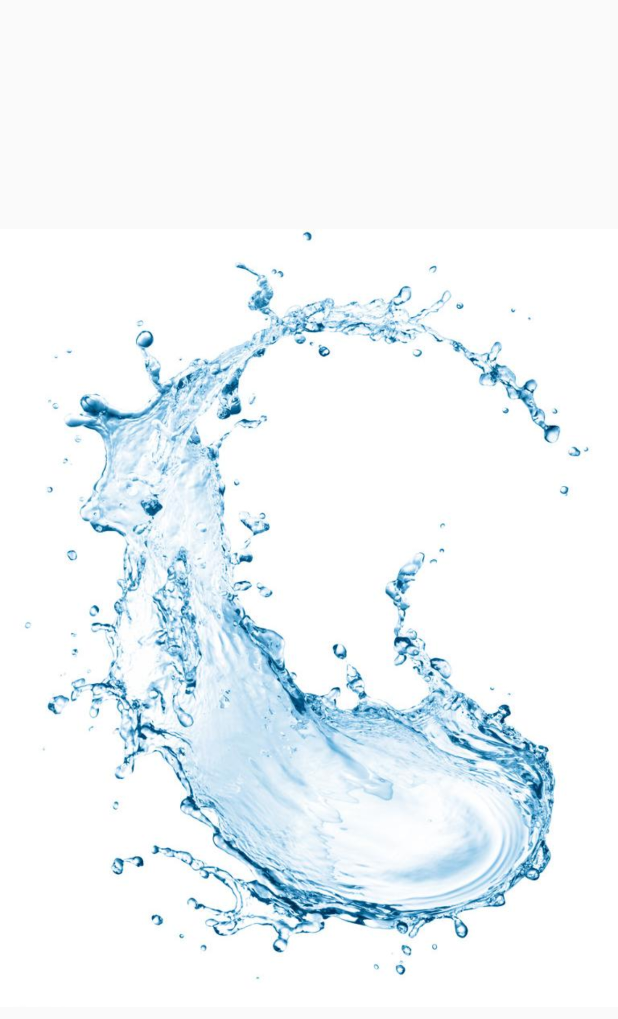
After one commit to chuge9527/BrandPDAapp, an Android app: the WelcomeActivity screen opened directly, with no data from a screen before it, on a phone screen of 412 x 824 dp. The commit adds this screen. Shown: the top 1019 px of the screen. Run offline under Robolectric (Android 15) with nearby library versions, the phone set to English and light mode, and no system bars; 1 statement that could not run was skipped.

Commit message:
原先的PDA功能

```diff
--- a/app/src/main/java/com/wayzim/wayzimpda/LoginActivity.java
+++ b/app/src/main/java/com/wayzim/wayzimpda/LoginActivity.java
@@ -5,6 +5,7 @@ import androidx.appcompat.app.AppCompatActivity;
 import android.content.Intent;
 import android.os.Bundle;
 import android.view.View;
+import android.view.Window;
 import android.widget.Button;
 import android.widget.Toast;
 
@@ -13,6 +14,9 @@ public class LoginActivity extends AppCompatActivity {
 
     @Override
     protected void onCreate(Bundle savedInstanceState) {
+        if (getSupportActionBar()!=null){
+            getSupportActionBar().hide();
+        }
         super.onCreate(savedInstanceState);
         setContentView(R.layout.activity_login);
 
--- a/app/src/main/java/com/wayzim/wayzimpda/Outstore1Activity.java
+++ b/app/src/main/java/com/wayzim/wayzimpda/Outstore1Activity.java
@@ -37,7 +37,7 @@ public class Outstore1Activity extends AppCompatActivity {
         setContentView(R.layout.activity_outstore1);
         taryCodeTX = findViewById(R.id.mCode);
 
-        detail1Fra = new Detail1Fragment();
+        detail1Fra = new Detail1Fragment();//frag加载
        getSupportFragmentManager().beginTransaction().add(R.id.frame1, detail1Fra).commit();
 
         //
--- /dev/null
+++ b/app/src/main/java/com/wayzim/wayzimpda/WelcomeActivity.java
@@ -0,0 +1,43 @@
+package com.wayzim.wayzimpda;
+
+import androidx.appcompat.app.AppCompatActivity;
+
+import android.app.Activity;
+import android.content.Intent;
+import android.os.Bundle;
+import android.os.Handler;
+import android.os.Message;
+import android.view.Window;
+import android.view.WindowManager;
+
+public class WelcomeActivity extends Activity {
+
+    @Override
+    protected void onCreate(Bundle savedInstanceState) {
+        super.onCreate(savedInstanceState);
+
+
+        getWindow().setFlags(WindowManager.LayoutParams.FLAG_FULLSCREEN, WindowManager.LayoutParams.FLAG_FULLSCREEN);
+        /**标题是属于View的，所以窗口所有的修饰部分被隐藏后标题依然有效,需要去掉标题**/
+       requestWindowFeature(Window.FEATURE_NO_TITLE);
+        setContentView(R.layout.activity_welcome);
+
+        handler.sendEmptyMessageDelayed(0,1500);
+
+
+    }
+    private Handler handler = new Handler() {
+        @Override
+        public void handleMessage(Message msg) {
+            getHome();
+            super.handleMessage(msg);
+        }
+    };
+
+
+    public void getHome(){
+        Intent intent = new Intent(WelcomeActivity.this, LoginActivity.class);
+        startActivity(intent);
+        finish();
+    }
+}
--- a/app/src/main/res/layout/activity_instore1.xml
+++ b/app/src/main/res/layout/activity_instore1.xml
@@ -5,7 +5,8 @@
     android:layout_width="match_parent"
     android:layout_height="match_parent"
     android:gravity="top"
-    android:background="@drawable/bg1">
+    android:background="@drawable/bg1"
+    tools:context=".Instore1Activity">
     <LinearLayout
         android:id="@+id/layout01"
         android:layout_width="match_parent"
@@ -48,7 +49,8 @@
             android:id="@+id/material"
             android:layout_width="match_parent"
             android:layout_height="wrap_content"
-            android:minWidth="26dp">
+            android:spinnerMode="dialog"
+            android:minWidth="150dp">
         </Spinner>
         <TextView
             android:layout_width="match_parent"
--- /dev/null
+++ b/app/src/main/res/layout/activity_welcome.xml
@@ -0,0 +1,18 @@
+<?xml version="1.0" encoding="utf-8"?>
+<LinearLayout xmlns:android="http://schemas.android.com/apk/res/android"
+    xmlns:app="http://schemas.android.com/apk/res-auto"
+    xmlns:tools="http://schemas.android.com/tools"
+    android:layout_width="match_parent"
+    android:layout_height="match_parent"
+    android:orientation="vertical"
+
+    tools:context=".WelcomeActivity">
+    <ImageView
+        android:layout_width="match_parent"
+        android:layout_height="match_parent"
+        android:id="@+id/imageView"
+        android:layout_gravity="center_horizontal"
+        android:src="@drawable/welcome"/>
+
+
+</LinearLayout>
--- a/app/src/main/res/layout/fragment_detail1.xml
+++ b/app/src/main/res/layout/fragment_detail1.xml
@@ -58,6 +58,7 @@
     <Spinner
         android:layout_width="match_parent"
         android:layout_height="wrap_content"
+        android:spinnerMode="dialog"
         android:id="@+id/spinner1"/>
     <LinearLayout
         android:layout_width="match_parent"
```
Also changed, not shown: app/src/main/AndroidManifest.xml (+7 -3 lines), app/src/main/res/drawable/welcome.jpg (added).
